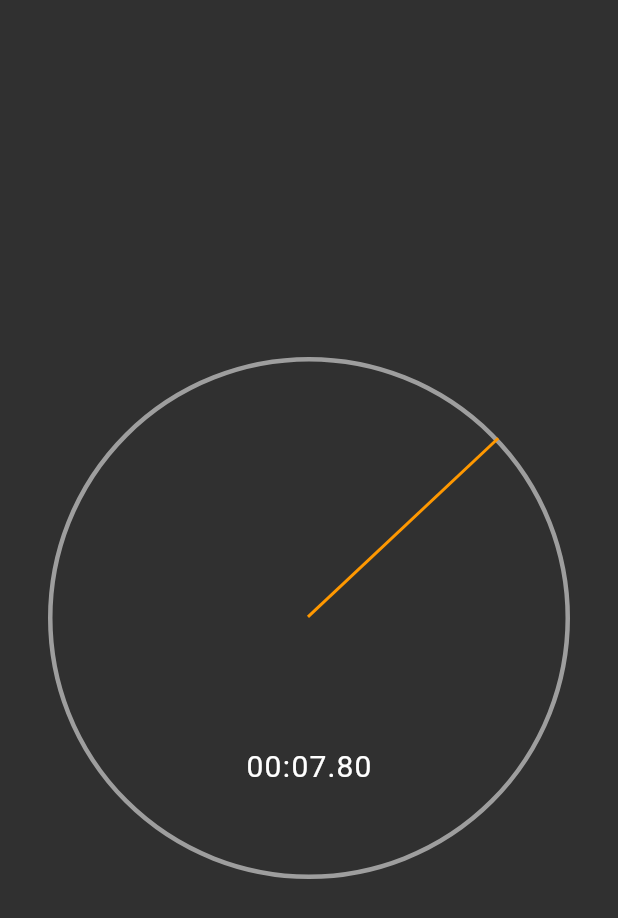
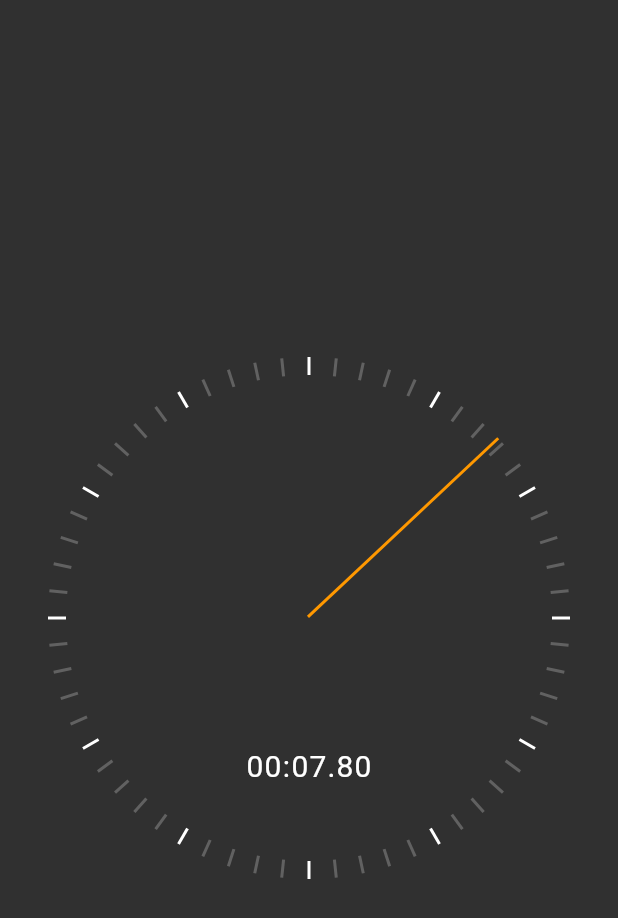
Before and after one commit to niloofaramerian/stopwatch, a Flutter app: the screen it shows after launch, on a phone screen of 412 x 824 dp. Shown: the top 918 px of the screen. Run offline on Flutter 3.47's test engine with Material 2 defaults, Android fonts, the phone set to English and light mode, and no system bars; our stand-ins replace get.

Commit message:
feat: add clock markers

```diff
--- /dev/null
+++ b/lib/presentation/widgets/clock_markers.dart
@@ -0,0 +1,33 @@
+import 'dart:math';
+
+import 'package:flutter/material.dart';
+
+class ClockMarkers extends StatelessWidget {
+  const ClockMarkers({
+    super.key,
+    required this.seconds,
+    required this.radius,
+  });
+
+  final int seconds;
+  final double radius;
+
+  @override
+  Widget build(BuildContext context) {
+    final color = seconds % 5 == 0 ? Colors.white : Colors.grey.shade700;
+    const width = 2.0;
+    const height = 12.0;
+    return Transform(
+      alignment: Alignment.center,
+      transform: Matrix4.identity()
+        ..translate(-width / 2, -height / 2, 0.0)
+        ..rotateZ(2 * pi * (seconds / 60))
+        ..translate(0.0, radius - (height / 2), 0.0),
+      child: Container(
+        width: width,
+        height: height,
+        color: color,
+      ),
+    );
+  }
+}
--- a/lib/presentation/widgets/stopwatch_renderer.dart
+++ b/lib/presentation/widgets/stopwatch_renderer.dart
@@ -1,6 +1,7 @@
 import 'package:flutter/material.dart';
 
 import 'clock_hand.dart';
+import 'clock_markers.dart';
 import 'elapsed_time_text.dart';
 
 class StopwatchRenderer extends StatelessWidget {
@@ -13,12 +14,12 @@ class StopwatchRenderer extends StatelessWidget {
         final radius = constraints.maxWidth / 2;
         return Stack(
           children: [
-            Container(
-              decoration: BoxDecoration(
-                border: Border.all(width: 3, color: Colors.grey.shade500),
-                borderRadius: BorderRadius.circular(radius),
+            for (var i = 0; i < 60; i++)
+              Positioned(
+                top: radius,
+                left: radius,
+                child: ClockMarkers(seconds: i, radius: radius),
               ),
-            ),
             Positioned(
               left: radius,
               top: radius,
```
